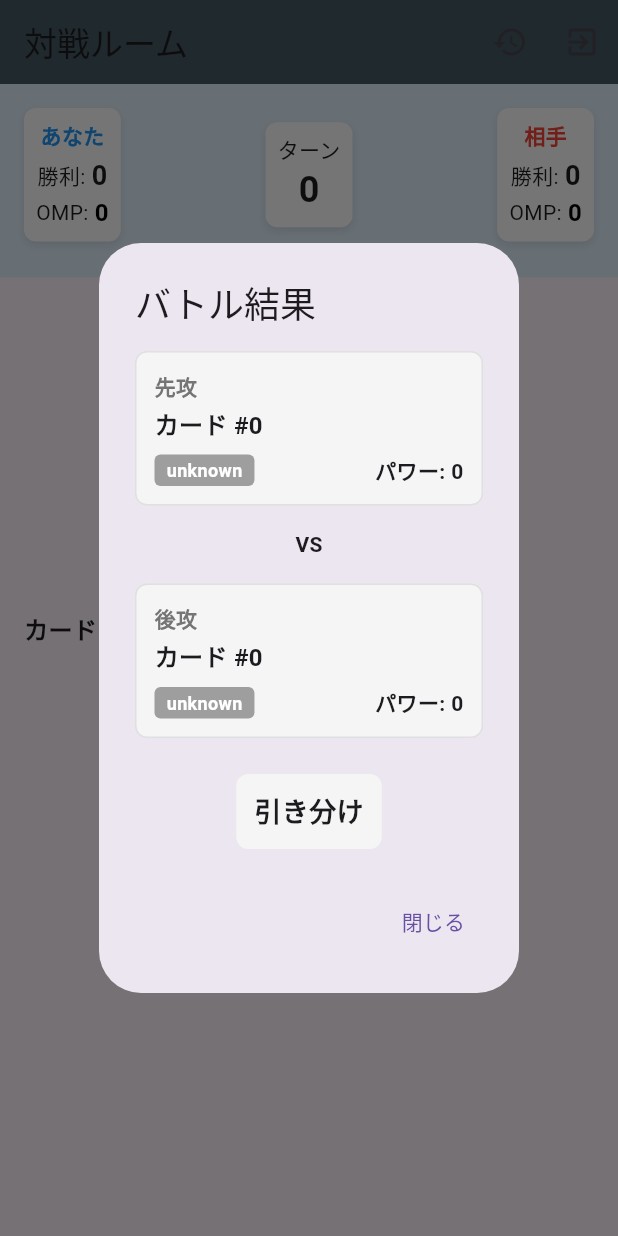
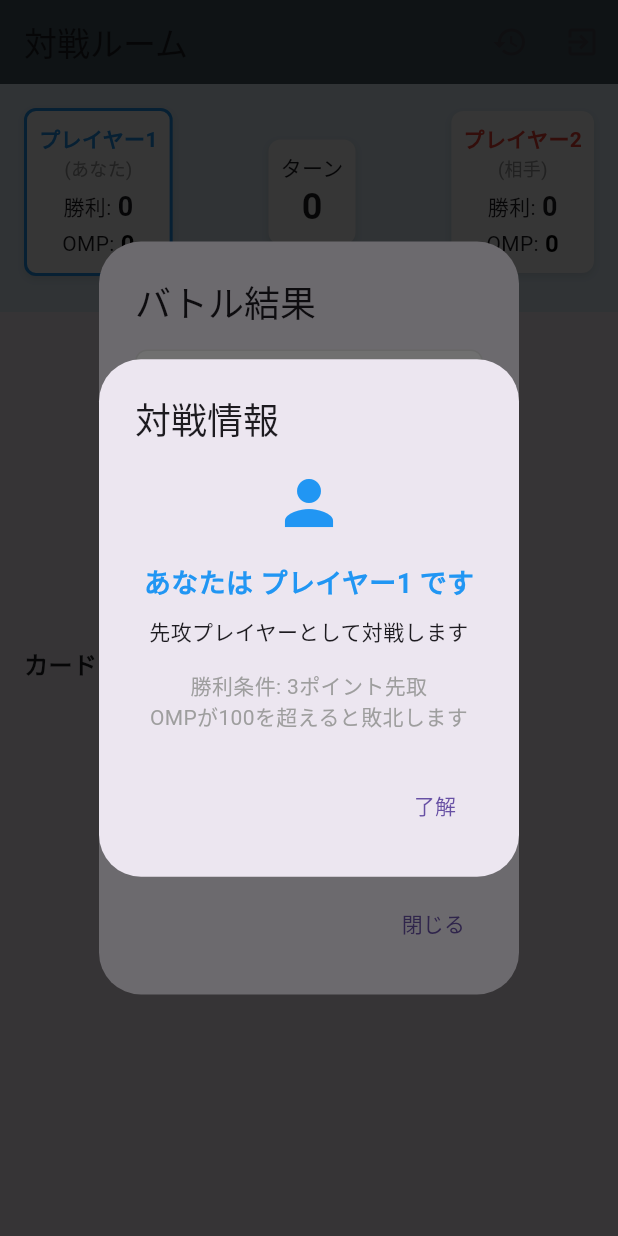
Before and after one commit to kuronooto/SIKAPOKE_flutter, a Flutter app: the RoomPage screen opened directly with empty values, on a phone screen of 412 x 824 dp. Run offline on Flutter 3.47's test engine with Material 3 defaults, Android fonts, the phone set to English and light mode, and no system bars; our stand-ins replace audioplayers, cloud_firestore, firebase_auth, firebase_core; accounts and stored records are empty.

Commit message:
プレイヤーの表示を変更

```diff
--- a/lib/pages/room_page.dart
+++ b/lib/pages/room_page.dart
@@ -58,6 +58,10 @@ class _RoomPageState extends State<RoomPage> {
     _initializeGameState();
     _fetchPlayerDeck();
     _listenToGameState();
+
+    Future.delayed(const Duration(milliseconds: 500), () {
+      _showPlayerInfoDialog();
+    });
   }
 
   @override
@@ -670,7 +674,7 @@ class _RoomPageState extends State<RoomPage> {
                 player1Card['type'] as String? ?? '',
                 player1Card['power'] as int? ?? 0,
                 player1FinalPower,
-                '先攻',
+                'プレイヤー1 ${isPlayer1 ? "(あなた)" : "(相手)"}',
               ),
 
               const SizedBox(height: 16),
@@ -683,25 +687,30 @@ class _RoomPageState extends State<RoomPage> {
                 player2Card['type'] as String? ?? '',
                 player2Card['power'] as int? ?? 0,
                 player2FinalPower,
-                '後攻',
+                'プレイヤー2 ${!isPlayer1 ? "(あなた)" : "(相手)"}',
               ),
 
               const SizedBox(height: 24),
 
-              // 結果表示
+              // 結果表示（よりわかりやすく表示）
               Container(
                 padding: const EdgeInsets.all(12),
                 decoration: BoxDecoration(
                   color:
                       result.contains('1')
-                          ? Colors.blue[100]
+                          ? (isPlayer1 ? Colors.green[100] : Colors.red[100])
                           : result.contains('2')
-                          ? Colors.red[100]
+                          ? (!isPlayer1 ? Colors.green[100] : Colors.red[100])
                           : Colors.grey[100],
                   borderRadius: BorderRadius.circular(8),
                 ),
                 child: Text(
-                  result,
+                  // 結果をより直感的に表示
+                  result.contains('1')
+                      ? (isPlayer1 ? 'あなたの勝ち！' : '相手の勝ち')
+                      : result.contains('2')
+                      ? (!isPlayer1 ? 'あなたの勝ち！' : '相手の勝ち')
+                      : '引き分け',
                   style: const TextStyle(
                     fontWeight: FontWeight.bold,
                     fontSize: 18,
@@ -916,6 +925,57 @@ class _RoomPageState extends State<RoomPage> {
     }
   }
 
+  void _showPlayerInfoDialog() {
+    // マッチング後、最初のターン前にプレイヤー情報を表示
+    showDialog(
+      context: context,
+      barrierDismissible: false,
+      builder: (context) {
+        return AlertDialog(
+          title: const Text('対戦情報'),
+          content: Column(
+            mainAxisSize: MainAxisSize.min,
+            children: [
+              Icon(
+                Icons.person,
+                size: 48,
+                color: isPlayer1 ? Colors.blue : Colors.red,
+              ),
+              const SizedBox(height: 16),
+              Text(
+                'あなたは ${isPlayer1 ? "プレイヤー1" : "プレイヤー2"} です',
+                style: TextStyle(
+                  fontSize: 18,
+                  fontWeight: FontWeight.bold,
+                  color: isPlayer1 ? Colors.blue : Colors.red,
+                ),
+              ),
+              const SizedBox(height: 8),
+              Text(
+                isPlayer1 ? '先攻プレイヤーとして対戦します' : '後攻プレイヤーとして対戦します',
+                textAlign: TextAlign.center,
+              ),
+              const SizedBox(height: 16),
+              const Text(
+                '勝利条件: 3ポイント先取\nOMPが100を超えると敗北します',
+                textAlign: TextAlign.center,
+                style: TextStyle(color: Colors.grey),
+              ),
+            ],
+          ),
+          actions: [
+            TextButton(
+              onPressed: () {
+                Navigator.of(context).pop();
+              },
+              child: const Text('了解'),
+            ),
+          ],
+        );
+      },
+    );
+  }
+
   @override
   Widget build(BuildContext context) {
     return WillPopScope(
@@ -956,10 +1016,11 @@ class _RoomPageState extends State<RoomPage> {
                     mainAxisAlignment: MainAxisAlignment.spaceBetween,
                     children: [
                       _buildPlayerInfo(
-                        isPlayer1 ? 'あなた' : '相手',
+                        isPlayer1 ? 'プレイヤー1' : 'プレイヤー2',
                         isPlayer1 ? player1Points : player2Points,
                         isPlayer1 ? player1OMP : player2OMP,
                         isPlayer1 ? Colors.blue : Colors.red,
+                        true, // 自分のプレイヤー情報
                       ),
                       Container(
                         padding: const EdgeInsets.all(8),
@@ -988,10 +1049,11 @@ class _RoomPageState extends State<RoomPage> {
                         ),
                       ),
                       _buildPlayerInfo(
-                        isPlayer1 ? '相手' : 'あなた',
+                        isPlayer1 ? 'プレイヤー2' : 'プレイヤー1',
                         isPlayer1 ? player2Points : player1Points,
                         isPlayer1 ? player2OMP : player1OMP,
                         isPlayer1 ? Colors.red : Colors.blue,
+                        false, // 相手のプレイヤー情報
                       ),
                     ],
                   ),
@@ -1133,7 +1195,13 @@ class _RoomPageState extends State<RoomPage> {
     );
   }
 
-  Widget _buildPlayerInfo(String title, int points, int omp, Color color) {
+  Widget _buildPlayerInfo(
+    String title,
+    int points,
+    int omp,
+    Color color,
+    bool isCurrentPlayer,
+  ) {
     return Container(
       padding: const EdgeInsets.all(8),
       decoration: BoxDecoration(
@@ -1146,12 +1214,18 @@ class _RoomPageState extends State<RoomPage> {
             offset: const Offset(0, 2),
           ),
         ],
+        border: isCurrentPlayer ? Border.all(color: color, width: 2) : null,
       ),
       child: Column(
         children: [
+          // プレイヤー1/2と自分/相手の両方を表示
           Text(
             title,
             style: TextStyle(color: color, fontWeight: FontWeight.bold),
+          ),
+          Text(
+            isCurrentPlayer ? '(あなた)' : '(相手)',
+            style: TextStyle(fontSize: 12, color: Colors.grey),
           ),
           const SizedBox(height: 4),
           Row(
```
